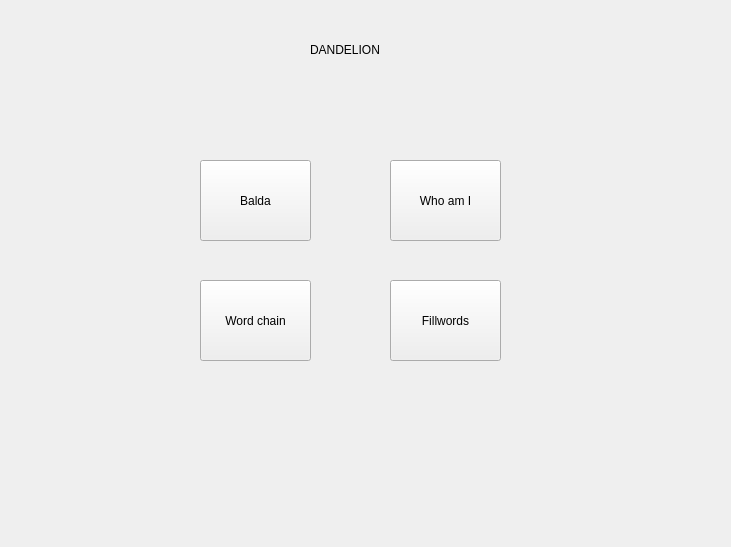
Qt form client/ui/main_menu.ui (bdmpea/dandelion) before a commit.
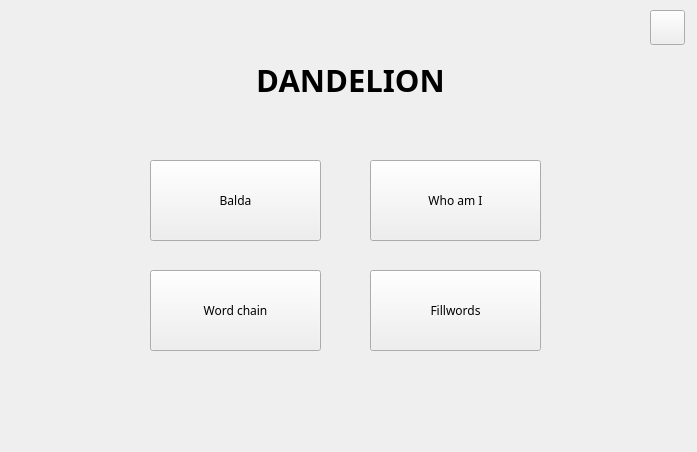
The same form after that commit. Icons and pictures are not drawn.

Diff of the .ui file:
```diff
--- a/client/ui/main_menu.ui
+++ b/client/ui/main_menu.ui
@@ -6,35 +6,39 @@
    <rect>
     <x>0</x>
     <y>0</y>
-    <width>731</width>
-    <height>547</height>
+    <width>697</width>
+    <height>452</height>
    </rect>
   </property>
+  <property name="font">
+   <font>
+    <bold>true</bold>
+   </font>
+  </property>
   <property name="windowTitle">
    <string>Form</string>
   </property>
-  <widget class="QLabel" name="label">
+  <property name="styleSheet">
+   <string notr="true">Main_Menu
+{
+	background-color: rgb(202, 212, 255);
+}</string>
+  </property>
+  <widget class="QPushButton" name="BaldaButton">
    <property name="geometry">
     <rect>
-     <x>310</x>
-     <y>40</y>
-     <width>84</width>
-     <height>20</height>
-    </rect>
-   </property>
-   <property name="text">
-    <string>DANDELION</string>
-   </property>
-  </widget>
-  <widget class="QPushButton" name="pushButton">
-   <property name="geometry">
-    <rect>
-     <x>200</x>
+     <x>150</x>
      <y>160</y>
-     <width>111</width>
+     <width>171</width>
      <height>81</height>
     </rect>
    </property>
+   <property name="font">
+    <font>
+     <family>Yu Gothic</family>
+     <bold>false</bold>
+    </font>
+   </property>
    <property name="text">
     <string>Balda</string>
    </property>
@@ -42,12 +46,18 @@
   <widget class="QPushButton" name="pushButton_2">
    <property name="geometry">
     <rect>
-     <x>200</x>
-     <y>280</y>
-     <width>111</width>
+     <x>150</x>
+     <y>270</y>
+     <width>171</width>
      <height>81</height>
     </rect>
    </property>
+   <property name="font">
+    <font>
+     <family>Yu Gothic</family>
+     <bold>false</bold>
+    </font>
+   </property>
    <property name="text">
     <string>Word chain</string>
    </property>
@@ -55,12 +65,18 @@
   <widget class="QPushButton" name="pushButton_3">
    <property name="geometry">
     <rect>
-     <x>390</x>
+     <x>370</x>
      <y>160</y>
-     <width>111</width>
+     <width>171</width>
      <height>81</height>
     </rect>
    </property>
+   <property name="font">
+    <font>
+     <family>Yu Gothic</family>
+     <bold>false</bold>
+    </font>
+   </property>
    <property name="text">
     <string>Who am I</string>
    </property>
@@ -68,16 +84,74 @@
   <widget class="QPushButton" name="pushButton_4">
    <property name="geometry">
     <rect>
-     <x>390</x>
-     <y>280</y>
-     <width>111</width>
+     <x>370</x>
+     <y>270</y>
+     <width>171</width>
      <height>81</height>
     </rect>
    </property>
+   <property name="font">
+    <font>
+     <family>Yu Gothic</family>
+     <bold>false</bold>
+    </font>
+   </property>
    <property name="text">
     <string>Fillwords</string>
    </property>
   </widget>
+  <widget class="QWidget" name="verticalLayoutWidget">
+   <property name="geometry">
+    <rect>
+     <x>0</x>
+     <y>40</y>
+     <width>701</width>
+     <height>80</height>
+    </rect>
+   </property>
+   <layout class="QVBoxLayout" name="verticalLayout">
+    <item>
+     <widget class="QLabel" name="label">
+      <property name="font">
+       <font>
+        <family>Yu Gothic</family>
+        <pointsize>23</pointsize>
+        <bold>true</bold>
+       </font>
+      </property>
+      <property name="text">
+       <string>DANDELION</string>
+      </property>
+      <property name="alignment">
+       <set>Qt::AlignCenter</set>
+      </property>
+     </widget>
+    </item>
+   </layout>
+  </widget>
+  <widget class="QPushButton" name="HomeButton">
+   <property name="geometry">
+    <rect>
+     <x>650</x>
+     <y>10</y>
+     <width>35</width>
+     <height>35</height>
+    </rect>
+   </property>
+   <property name="text">
+    <string/>
+   </property>
+   <property name="icon">
+    <iconset>
+     <normaloff>resources/home.png</normaloff>resources/home.png</iconset>
+   </property>
+   <property name="iconSize">
+    <size>
+     <width>35</width>
+     <height>35</height>
+    </size>
+   </property>
+  </widget>
  </widget>
  <resources/>
  <connections/>
```
Left out of the diff: 8 changed lines with no effect on the pictures.
